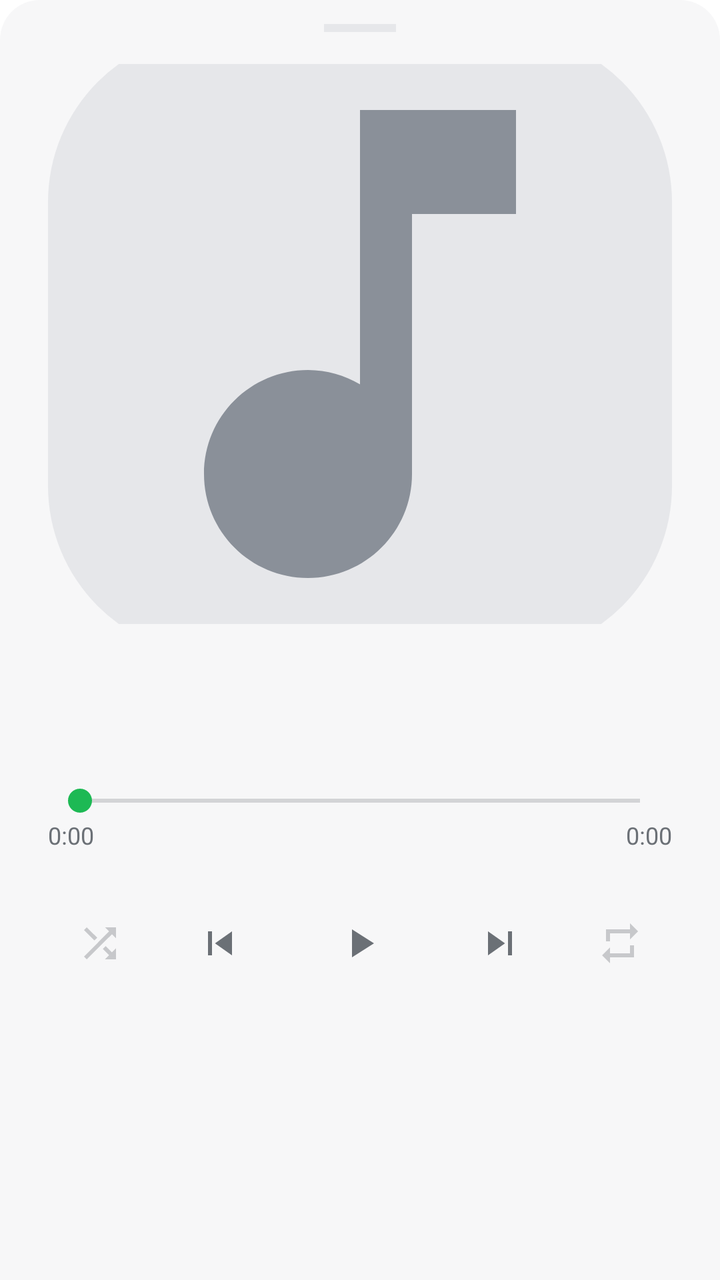
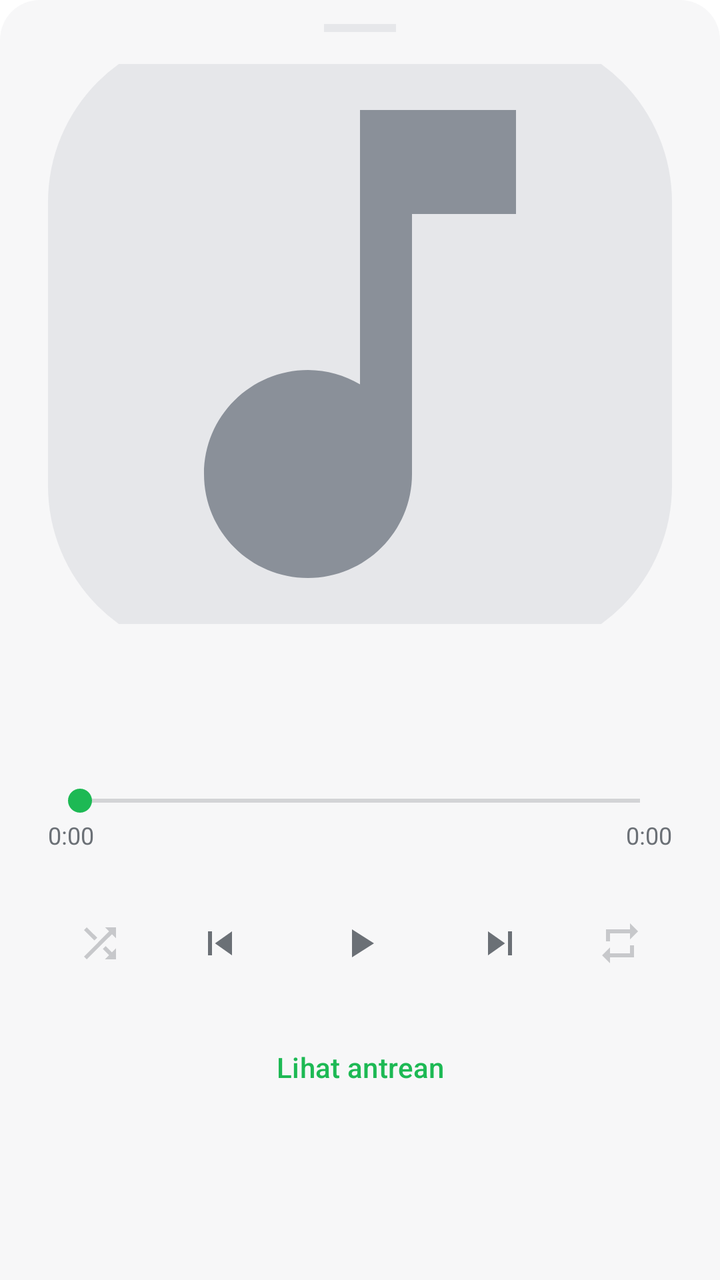

An Android layout rendered at two revisions. The XML below is the earlier revision; the diff shows what the commit changed to produce the second picture.
<!-- AndroidManifest.xml: application theme AppTheme -->
<!-- res/layout/sheet_now_playing.xml -->
<?xml version="1.0" encoding="utf-8"?>
<LinearLayout xmlns:android="http://schemas.android.com/apk/res/android"
    android:layout_width="match_parent"
    android:layout_height="wrap_content"
    android:orientation="vertical"
    android:background="@drawable/bg_sheet"
    android:paddingStart="24dp"
    android:paddingEnd="24dp"
    android:paddingTop="12dp"
    android:paddingBottom="28dp">

    <View
        android:layout_width="36dp"
        android:layout_height="4dp"
        android:layout_gravity="center_horizontal"
        android:layout_marginBottom="16dp"
        android:background="@color/divider"/>

    <ImageView
        android:id="@+id/np_art"
        android:layout_width="match_parent"
        android:layout_height="280dp"
        android:scaleType="centerCrop"
        android:src="@drawable/ic_album_placeholder"
        android:contentDescription="@null"/>

    <TextView
        android:id="@+id/np_title"
        android:layout_width="match_parent"
        android:layout_height="wrap_content"
        android:layout_marginTop="20dp"
        android:maxLines="1"
        android:ellipsize="marquee"
        android:marqueeRepeatLimit="marquee_forever"
        android:textColor="@color/text_primary"
        android:textSize="19sp"
        android:textStyle="bold"/>

    <TextView
        android:id="@+id/np_artist"
        android:layout_width="match_parent"
        android:layout_height="wrap_content"
        android:layout_marginTop="4dp"
        android:maxLines="1"
        android:ellipsize="end"
        android:textColor="@color/text_secondary"
        android:textSize="13sp"/>

    <TextView
        android:id="@+id/np_sleep"
        android:layout_width="wrap_content"
        android:layout_height="wrap_content"
        android:layout_marginTop="6dp"
        android:textColor="@color/accent"
        android:textSize="12sp"
        android:visibility="gone"/>

    <SeekBar
        android:id="@+id/np_seek"
        android:layout_width="match_parent"
        android:layout_height="wrap_content"
        android:layout_marginTop="12dp"/>

    <LinearLayout
        android:layout_width="match_parent"
        android:layout_height="wrap_content"
        android:orientation="horizontal">

        <TextView
            android:id="@+id/np_pos"
            android:layout_width="wrap_content"
            android:layout_height="wrap_content"
            android:text="0:00"
            android:textColor="@color/text_secondary"
            android:textSize="12sp"/>

        <View
            android:layout_width="0dp"
            android:layout_height="1dp"
            android:layout_weight="1"/>

        <TextView
            android:id="@+id/np_dur"
            android:layout_width="wrap_content"
            android:layout_height="wrap_content"
            android:text="0:00"
            android:textColor="@color/text_secondary"
            android:textSize="12sp"/>
    </LinearLayout>

    <LinearLayout
        android:layout_width="match_parent"
        android:layout_height="wrap_content"
        android:layout_marginTop="12dp"
        android:orientation="horizontal"
        android:gravity="center">

        <ImageButton
            android:id="@+id/np_shuffle"
            android:layout_width="48dp"
            android:layout_height="48dp"
            android:background="?attr/selectableItemBackgroundBorderless"
            android:src="@drawable/ic_shuffle"
            android:alpha="0.35"
            android:contentDescription="@null"/>

        <ImageButton
            android:id="@+id/np_prev"
            android:layout_width="56dp"
            android:layout_height="56dp"
            android:layout_marginStart="8dp"
            android:background="?attr/selectableItemBackgroundBorderless"
            android:src="@drawable/ic_prev"
            android:contentDescription="@string/prev"/>

        <ImageButton
            android:id="@+id/np_play"
            android:layout_width="68dp"
            android:layout_height="68dp"
            android:layout_marginStart="8dp"
            android:layout_marginEnd="8dp"
            android:background="?attr/selectableItemBackgroundBorderless"
            android:src="@drawable/ic_play"
            android:contentDescription="@string/play"/>

        <ImageButton
            android:id="@+id/np_next"
            android:layout_width="56dp"
            android:layout_height="56dp"
            android:layout_marginEnd="8dp"
            android:background="?attr/selectableItemBackgroundBorderless"
            android:src="@drawable/ic_next"
            android:contentDescription="@string/next"/>

        <ImageButton
            android:id="@+id/np_repeat"
            android:layout_width="48dp"
            android:layout_height="48dp"
            android:background="?attr/selectableItemBackgroundBorderless"
            android:src="@drawable/ic_repeat"
            android:alpha="0.35"
            android:contentDescription="@null"/>
    </LinearLayout>
</LinearLayout>
<!-- resources referenced by this layout -->
<resources>
  <color name="accent">#1DB954</color>
  <color name="divider">#E6E7EA</color>
  <color name="text_primary">#111214</color>
  <color name="text_secondary">#6B7076</color>
  <!-- drawable bg_sheet (drawable) -->
  <shape xmlns:android="http://schemas.android.com/apk/res/android" android:shape="rectangle">
    <solid android:color="@color/surface"/>
    <corners android:topLeftRadius="20dp" android:topRightRadius="20dp"/>
  </shape>
  <!-- drawable ic_album_placeholder (drawable) -->
  <layer-list xmlns:android="http://schemas.android.com/apk/res/android">
    <item>
      <shape android:shape="rectangle">
        <solid android:color="@color/divider"/>
        <corners android:radius="6dp"/>
      </shape>
    </item>
    <item android:gravity="center" android:width="22dp" android:height="22dp">
      <vector android:width="22dp" android:height="22dp"
          android:viewportWidth="24" android:viewportHeight="24">
        <path android:fillColor="#8A9099"
            android:pathData="M12,3v10.55c-0.59,-0.34 -1.27,-0.55 -2,-0.55 -2.21,0 -4,1.79 -4,4s1.79,4 4,4 4,-1.79 4,-4V7h4V3h-6z"/>
      </vector>
    </item>
  </layer-list>
  <!-- drawable ic_next (drawable) -->
  <vector xmlns:android="http://schemas.android.com/apk/res/android"
      android:width="24dp" android:height="24dp"
      android:viewportWidth="24" android:viewportHeight="24"
      android:tint="?attr/colorControlNormal">
    <path android:fillColor="@android:color/white" android:pathData="M6,18l8.5,-6L6,6v12zM16,6v12h2V6h-2z"/>
  </vector>
  <!-- drawable ic_play (drawable) -->
  <vector xmlns:android="http://schemas.android.com/apk/res/android"
      android:width="24dp" android:height="24dp"
      android:viewportWidth="24" android:viewportHeight="24"
      android:tint="?attr/colorControlNormal">
    <path android:fillColor="@android:color/white" android:pathData="M8,5v14l11,-7z"/>
  </vector>
  <!-- drawable ic_prev (drawable) -->
  <vector xmlns:android="http://schemas.android.com/apk/res/android"
      android:width="24dp" android:height="24dp"
      android:viewportWidth="24" android:viewportHeight="24"
      android:tint="?attr/colorControlNormal">
    <path android:fillColor="@android:color/white" android:pathData="M6,6h2v12H6zM9.5,12l8.5,6V6z"/>
  </vector>
  <!-- drawable ic_repeat (drawable) -->
  <vector xmlns:android="http://schemas.android.com/apk/res/android"
      android:width="24dp" android:height="24dp"
      android:viewportWidth="24" android:viewportHeight="24"
      android:tint="?attr/colorControlNormal">
    <path android:fillColor="@android:color/white" android:pathData="M7,7h10v3l4,-4 -4,-4v3H5v6h2V7zM17,17H7v-3l-4,4 4,4v-3h12v-6h-2v4z"/>
  </vector>
  <!-- drawable ic_shuffle (drawable) -->
  <vector xmlns:android="http://schemas.android.com/apk/res/android"
      android:width="24dp" android:height="24dp"
      android:viewportWidth="24" android:viewportHeight="24"
      android:tint="?attr/colorControlNormal">
    <path android:fillColor="@android:color/white" android:pathData="M10.59,9.17L5.41,4 4,5.41l5.17,5.17 1.42,-1.41zM14.5,4l2.04,2.04L4,18.59 5.41,20 17.96,7.46 20,9.5V4h-5.5zM14.83,13.41l-1.41,1.41 3.13,3.13L14.5,20H20v-5.5l-2.04,2.04 -3.13,-3.13z"/>
  </vector>
  <string name="next">Berikutnya</string>
  <string name="play">Putar</string>
  <string name="prev">Sebelumnya</string>
  <style name="AppTheme" parent="Theme.Material3.DayNight.NoActionBar">
          <item name="colorPrimary">@color/accent</item>
          <item name="colorOnPrimary">@android:color/white</item>
          <item name="colorSecondary">@color/accent</item>
          <item name="android:statusBarColor">@color/bg</item>
          <item name="android:navigationBarColor">@color/surface</item>
          <item name="android:windowBackground">@color/bg</item>
          <item name="android:textColorPrimary">@color/text_primary</item>
          <item name="android:textColorSecondary">@color/text_secondary</item>
      </style>
  <color name="surface">#F7F7F8</color>
  <color name="bg">#FFFFFF</color>
</resources>

<!-- the commit's change to res/layout/sheet_now_playing.xml (unified diff, before → after) -->
@@ -141,4 +141,13 @@
             android:alpha="0.35"
             android:contentDescription="@null"/>
     </LinearLayout>
+
+    <com.google.android.material.button.MaterialButton
+        android:id="@+id/np_queue"
+        style="@style/Widget.Material3.Button.TextButton"
+        android:layout_width="wrap_content"
+        android:layout_height="wrap_content"
+        android:layout_gravity="center_horizontal"
+        android:layout_marginTop="4dp"
+        android:text="@string/queue_button"/>
 </LinearLayout>
<!-- resource entries referenced after the edit -->
@@ -63,6 +63,7 @@
   <string name="next">Berikutnya</string>
   <string name="play">Putar</string>
   <string name="prev">Sebelumnya</string>
+  <string name="queue_button">Lihat antrean</string>
   <style name="AppTheme" parent="Theme.Material3.DayNight.NoActionBar">
           <item name="colorPrimary">@color/accent</item>
           <item name="colorOnPrimary">@android:color/white</item>
